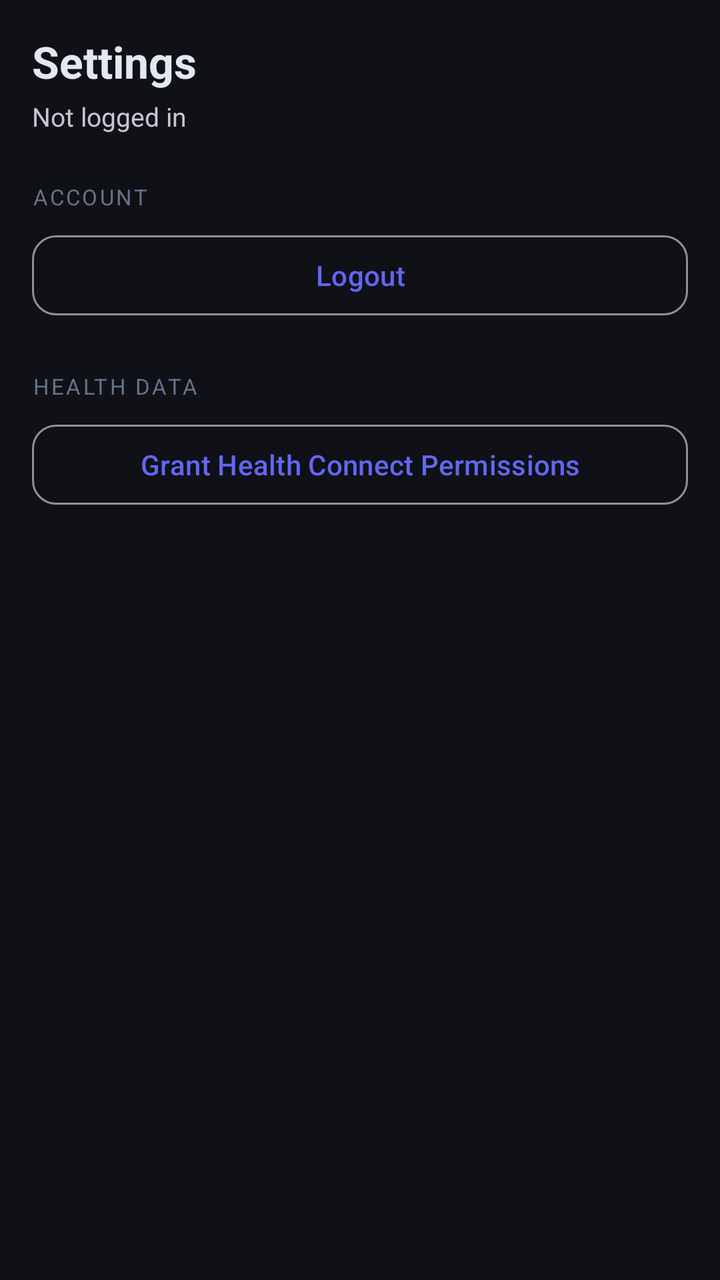
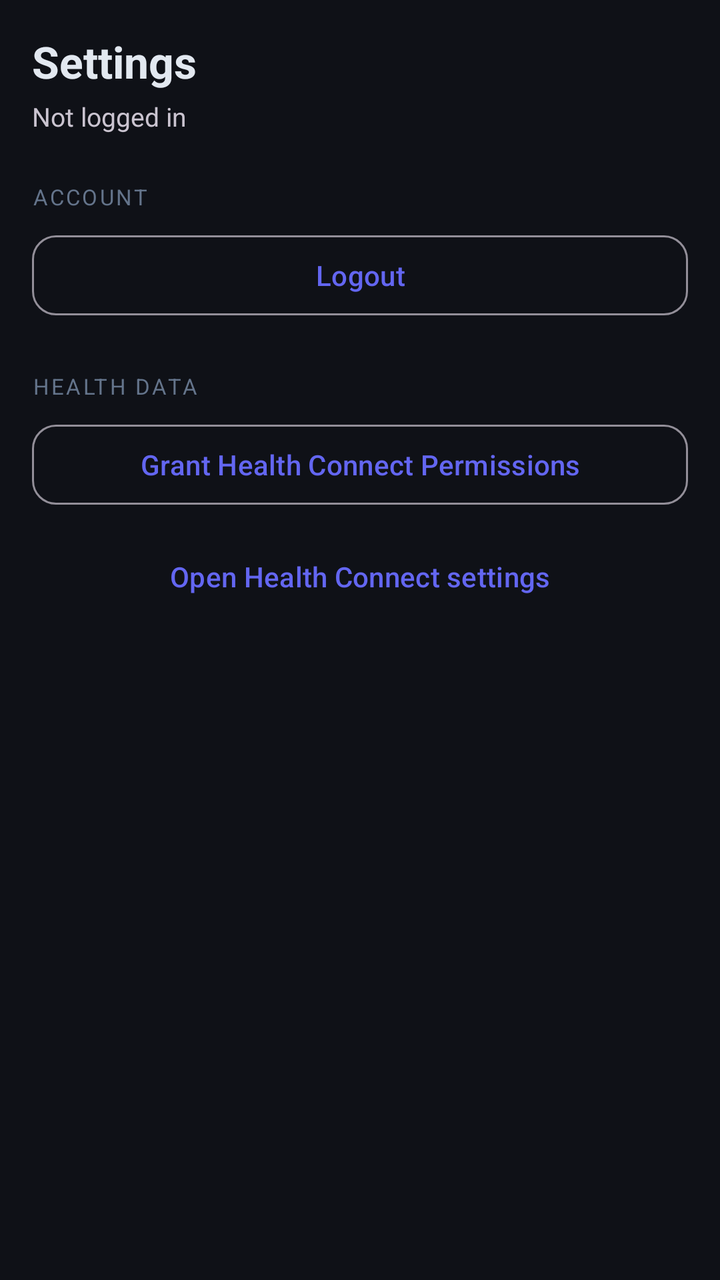

Screens rendered from an Android XML layout before and after an edit, with the pre-edit source and the edit as a unified diff.
<!-- AndroidManifest.xml: application theme Theme.HealthTracker -->
<!-- res/layout/fragment_settings.xml -->
<?xml version="1.0" encoding="utf-8"?>
<ScrollView xmlns:android="http://schemas.android.com/apk/res/android"
    xmlns:app="http://schemas.android.com/apk/res-auto"
    android:layout_width="match_parent"
    android:layout_height="match_parent"
    android:background="@color/background"
    android:padding="16dp">

    <LinearLayout
        android:layout_width="match_parent"
        android:layout_height="wrap_content"
        android:orientation="vertical">

        <TextView
            android:layout_width="wrap_content"
            android:layout_height="wrap_content"
            android:text="Settings"
            android:textSize="22sp"
            android:textStyle="bold"
            android:textColor="@color/text_primary"
            android:layout_marginBottom="4dp" />

        <TextView
            android:id="@+id/text_status"
            android:layout_width="wrap_content"
            android:layout_height="wrap_content"
            android:text="Not logged in"
            android:textSize="13sp"
            android:layout_marginBottom="24dp" />

        <TextView
            android:layout_width="wrap_content"
            android:layout_height="wrap_content"
            android:text="ACCOUNT"
            android:textSize="11sp"
            android:textColor="@color/text_secondary"
            android:letterSpacing="0.1"
            android:layout_marginBottom="8dp" />

        <com.google.android.material.button.MaterialButton
            android:id="@+id/btn_logout"
            style="@style/Widget.Material3.Button.OutlinedButton"
            android:layout_width="match_parent"
            android:layout_height="wrap_content"
            android:text="Logout"
            app:cornerRadius="12dp"
            android:layout_marginBottom="24dp" />

        <TextView
            android:layout_width="wrap_content"
            android:layout_height="wrap_content"
            android:text="HEALTH DATA"
            android:textSize="11sp"
            android:textColor="@color/text_secondary"
            android:letterSpacing="0.1"
            android:layout_marginBottom="8dp" />

        <com.google.android.material.button.MaterialButton
            android:id="@+id/btn_grant_health"
            style="@style/Widget.Material3.Button.OutlinedButton"
            android:layout_width="match_parent"
            android:layout_height="wrap_content"
            android:text="Grant Health Connect Permissions"
            app:cornerRadius="12dp" />

    </LinearLayout>
</ScrollView>
<!-- resources referenced by this layout -->
<resources>
  <color name="background">#0F1117</color>
  <color name="text_primary">#E2E8F0</color>
  <color name="text_secondary">#64748B</color>
  <style name="Theme.HealthTracker" parent="Theme.Material3.Dark">
          <item name="colorPrimary">@color/accent</item>
          <item name="colorOnPrimary">@color/text_primary</item>
          <item name="colorSurface">@color/surface</item>
          <item name="colorOnSurface">@color/text_primary</item>
          <item name="android:colorBackground">@color/background</item>
          <item name="android:windowBackground">@color/background</item>
          
          <item name="android:statusBarColor">@android:color/transparent</item>
          <item name="android:navigationBarColor">@android:color/transparent</item>
          <item name="android:windowLightStatusBar">false</item>
      </style>
  <color name="accent">#6366F1</color>
  <color name="surface">#1A1D27</color>
</resources>

<!-- the commit's change to res/layout/fragment_settings.xml (unified diff, before → after) -->
@@ -61,7 +61,15 @@
             android:layout_width="match_parent"
             android:layout_height="wrap_content"
             android:text="Grant Health Connect Permissions"
-            app:cornerRadius="12dp" />
+            app:cornerRadius="12dp"
+            android:layout_marginBottom="8dp" />
+
+        <com.google.android.material.button.MaterialButton
+            android:id="@+id/btn_open_health_settings"
+            style="@style/Widget.Material3.Button.TextButton"
+            android:layout_width="match_parent"
+            android:layout_height="wrap_content"
+            android:text="Open Health Connect settings" />
 
     </LinearLayout>
 </ScrollView>
